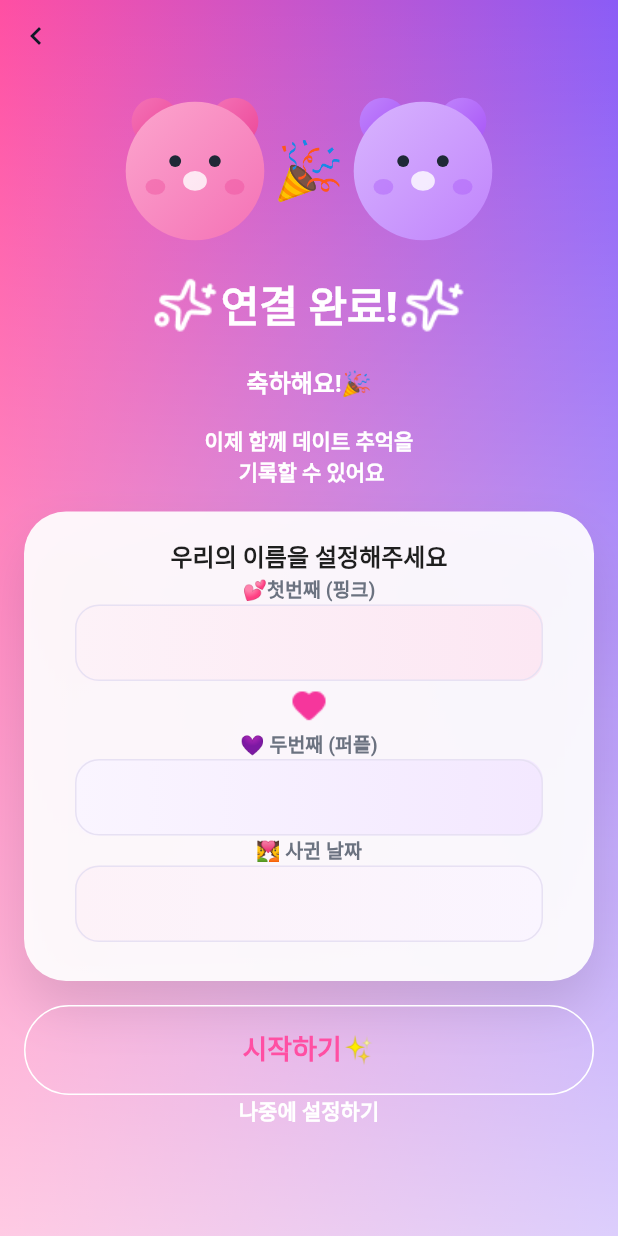
After one commit to JIKYUNGHEE/Deco, a Flutter app: the CompleteCoupleScreen screen opened by its route, on a phone screen of 412 x 824 dp. The commit adds this screen. Run offline on Flutter 3.47's test engine with Material 3 defaults, Android fonts, the light colour scheme and no system bars; our stand-ins replace firebase_core, flutter_svg, go_router; accounts and stored records are empty; generated files the repository leaves out were written again; Roboto replaces fonts that are missing (Cafe24SsurroundAir).

Commit message:
feat: 커플 연결 완료 ui 완성 chore: auth 관련 ui 폴더 밑으로 위치 변경

```diff
--- a/lib/routing/router.dart
+++ b/lib/routing/router.dart
@@ -1,12 +1,11 @@
-import 'package:deco/auth/email_verify_screen.dart';
-import 'package:deco/auth/signup_screen.dart';
 import 'package:deco/config/app_state.dart';
 import 'package:deco/ui/calendar/calendar_screen.dart';
+import 'package:deco/ui/connect/complete_couple_screen.dart';
 import 'package:deco/ui/connect/couple_connect_screen.dart';
 import 'package:deco/ui/connect/create_couple_room_screen.dart';
 import 'package:deco/ui/core/ui/frame_page.dart';
 import 'package:deco/ui/debug/theme_preview_page.dart';
-import 'package:deco/ui/enter_invitation_code_screen.dart';
+import 'package:deco/ui/connect/enter_invitation_code_screen.dart';
 import 'package:deco/ui/home/home_screen.dart';
 import 'package:deco/ui/login/login_screen.dart';
 import 'package:deco/ui/mypage/mypage_screen.dart';
@@ -15,6 +14,8 @@ import 'package:deco/ui/terms/terms_agree_screen.dart';
 import 'package:flutter/material.dart';
 import 'package:go_router/go_router.dart';
 
+import '../ui/auth/email_verify_screen.dart';
+import '../ui/auth/signup_screen.dart';
 import '../ui/course/list/course_screen.dart';
 
 final GlobalKey<NavigatorState> _rootNavigatorKey = GlobalKey<NavigatorState>(
@@ -84,6 +85,7 @@ GoRouter createRouter(AppState appState) {
       GoRoute(path: '/connect', builder: (context, state) => CoupleConnectScreen()),
       GoRoute(path: '/create-room', builder: (context, state) => CreateCoupleRoomScreen()),
       GoRoute(path: '/enter-code', builder: (context, state) => EnterInvitationCodeScreen()),
+      GoRoute(path: '/connect-complete', builder: (context, state) => CompleteCoupleScreen()),
       StatefulShellRoute.indexedStack(
         parentNavigatorKey: _rootNavigatorKey,
         builder: (context, state, navigationShell) {
--- a/lib/auth/bear_in_love_illustration.dart
+++ b/lib/ui/auth/bear_in_love_illustration.dart
@@ -1,7 +1,8 @@
 import 'package:flutter/material.dart';
 import 'package:flutter_svg/flutter_svg.dart';
 
-import '../ui/core/themes/app_colors.dart';
+import '../core/themes/app_colors.dart';
+
 
 class BearInLoveIllustration extends StatefulWidget {
   const BearInLoveIllustration({super.key});
--- a/lib/auth/email_verify_screen.dart
+++ b/lib/ui/auth/email_verify_screen.dart
@@ -1,8 +1,10 @@
 import 'package:flutter/material.dart';
 import 'package:go_router/go_router.dart';
 
-import '../ui/core/themes/deco_theme_extension.dart';
-import '../ui/core/widgets/deco_primary_button.dart';
+import '../core/themes/deco_theme_extension.dart';
+import '../core/widgets/deco_card.dart';
+import '../core/widgets/deco_primary_button.dart';
+
 
 class EmailVerifyScreen extends StatelessWidget {
   final String email; // 회원가입에서 전달
@@ -41,7 +43,7 @@ class EmailVerifyScreen extends StatelessWidget {
             child: Center(
               child: Padding(
                 padding: const EdgeInsets.symmetric(horizontal: 20),
-                child: _Card(
+                child: DecoCard(
                   child: Column(
                     mainAxisSize: MainAxisSize.min,
                     children: [
@@ -152,32 +154,6 @@ class EmailVerifyScreen extends StatelessWidget {
           ),
         ],
       ),
-    );
-  }
-}
-
-class _Card extends StatelessWidget {
-  final Widget child;
-  const _Card({required this.child});
-
-  @override
-  Widget build(BuildContext context) {
-    return Container(
-      width: double.infinity,
-      constraints: const BoxConstraints(maxWidth: 380),
-      padding: const EdgeInsets.fromLTRB(18, 10, 18, 18),
-      decoration: BoxDecoration(
-        color: Colors.white.withOpacity(0.92),
-        borderRadius: BorderRadius.circular(28),
-        boxShadow: const [
-          BoxShadow(
-            blurRadius: 28,
-            offset: Offset(0, 18),
-            color: Color(0x1A000000),
-          ),
-        ],
-      ),
-      child: child,
     );
   }
 }
--- a/lib/auth/signup_screen.dart
+++ b/lib/ui/auth/signup_screen.dart
@@ -1,9 +1,10 @@
 import 'package:flutter/material.dart';
 import 'package:go_router/go_router.dart';
 
-import '../ui/core/themes/deco_theme_extension.dart';
-import '../ui/core/widgets/deco_primary_button.dart';
-import '../ui/core/widgets/deco_text_field.dart';
+import '../core/themes/deco_theme_extension.dart';
+import '../core/widgets/deco_card.dart';
+import '../core/widgets/deco_primary_button.dart';
+import '../core/widgets/deco_text_field.dart';
 import 'bear_in_love_illustration.dart';
 
 class SignupScreen extends StatefulWidget {
@@ -65,7 +66,7 @@ class _SignupScreenState extends State<SignupScreen> {
                   padding: EdgeInsets.fromLTRB(20, 20, 20, 20 + bottomInset),
                   keyboardDismissBehavior: ScrollViewKeyboardDismissBehavior.onDrag,
                   child: ConstrainedBox(constraints: BoxConstraints(minHeight: constraints.maxHeight - 40),child: Center(
-                    child: _SignupCard(
+                    child: DecoCard(
                       child: Column(
                         mainAxisSize: MainAxisSize.min,
                         children: [
@@ -229,33 +230,6 @@ class _SignupScreenState extends State<SignupScreen> {
   }
 }
 
-class _SignupCard extends StatelessWidget {
-  final Widget child;
-
-  const _SignupCard({required this.child});
-
-  @override
-  Widget build(BuildContext context) {
-    return Container(
-      width: double.infinity,
-      constraints: const BoxConstraints(maxWidth: 380),
-      padding: const EdgeInsets.fromLTRB(18, 10, 18, 18),
-      decoration: BoxDecoration(
-        color: Colors.white.withOpacity(0.92),
-        borderRadius: BorderRadius.circular(28),
-        boxShadow: const [
-          BoxShadow(
-            blurRadius: 28,
-            offset: Offset(0, 18),
-            color: Color(0x1A000000),
-          ),
-        ],
-      ),
-      child: child,
-    );
-  }
-}
-
 class _Label extends StatelessWidget {
   final String text;
 
--- /dev/null
+++ b/lib/ui/connect/complete_couple_screen.dart
@@ -0,0 +1,294 @@
+import 'package:deco/ui/core/themes/app_colors.dart';
+import 'package:deco/ui/core/widgets/deco_card.dart';
+import 'package:deco/ui/core/widgets/deco_outlined_button.dart';
+import 'package:deco/ui/core/widgets/deco_text_field.dart';
+import 'package:flutter/material.dart';
+import 'package:flutter_svg/svg.dart';
+import 'package:go_router/go_router.dart';
+
+import '../core/themes/deco_theme_extension.dart';
+
+class CompleteCoupleScreen extends StatelessWidget {
+  const CompleteCoupleScreen({super.key});
+
+  @override
+  Widget build(BuildContext context) {
+    final decoTheme = Theme.of(context).extension<DecoThemeExtension>()!;
+
+    return Scaffold(
+      body: Stack(
+        children: [
+          Positioned.fill(
+            child: Container(
+              decoration: BoxDecoration(gradient: decoTheme.primaryGradient),
+            ),
+          ),
+          Positioned.fill(
+            child: Container(
+              decoration: const BoxDecoration(
+                gradient: LinearGradient(
+                  begin: Alignment.topCenter,
+                  end: Alignment.bottomCenter,
+                  colors: [Color(0x00FFFFFF), Color(0xB3FFFFFF)],
+                ),
+              ),
+            ),
+          ),
+
+          SafeArea(
+            child: Column(
+              mainAxisAlignment: MainAxisAlignment.start,
+              children: [
+                Row(
+                  children: [
+                    IconButton(
+                      onPressed: () => context.pop(),
+                      icon: Icon(
+                        Icons.chevron_left,
+                        color: decoTheme.textPrimary,
+                      ),
+                    ),
+                  ],
+                ),
+
+                _CoupleIllustCard(),
+
+                Row(
+                  mainAxisAlignment: MainAxisAlignment.center,
+                  children: [
+                    Image.asset('assets/images/glitter.png', fit: BoxFit.cover),
+                    Text(
+                      '연결 완료!',
+                      style: TextStyle(
+                        color: AppColors.surface,
+                        fontSize: 28,
+                        fontWeight: FontWeight.w900,
+                      ),
+                    ),
+                    Image.asset('assets/images/glitter.png', fit: BoxFit.cover),
+                  ],
+                ),
+                SizedBox(height: 16),
+                Text(
+                  '축하해요!🎉',
+                  style: TextStyle(color: AppColors.surface, fontSize: 16),
+                ),
+                SizedBox(height: 16),
+                Text(
+                  '이제 함께 데이트 추억을\n 기록할 수 있어요',
+                  textAlign: TextAlign.center,
+                  style: TextStyle(color: AppColors.surface, fontSize: 14),
+                ),
+                SizedBox(height: 16),
+
+                Padding(
+                  padding: EdgeInsetsGeometry.symmetric(horizontal: 16),
+                  child: Column(
+                    children: [
+                      DecoCard(
+                        child: Column(
+                          children: [
+                            SizedBox(height: 8),
+                            Text(
+                              '우리의 이름을 설정해주세요',
+                              style: TextStyle(
+                                fontWeight: FontWeight.w900,
+                                fontSize: 16,
+                              ),
+                            ),
+                            Padding(
+                              padding: EdgeInsetsGeometry.symmetric(
+                                horizontal: 16,
+                              ),
+                              child: Column(
+                                children: [
+                                  Text(
+                                    '💕첫번째 (핑크)',
+                                    style: TextStyle(
+                                      fontSize: 13,
+                                      color: decoTheme.textSecondary,
+                                    ),
+                                  ),
+                                  Container(
+                                    decoration: BoxDecoration(
+                                      gradient: LinearGradient(
+                                        colors: [
+                                          Color(0xFFfdf2f8),
+                                          Color(0xFFFCE7F3),
+                                        ],
+                                        begin: Alignment.centerLeft,
+                                        end: Alignment.centerRight,
+                                      ),
+                                      borderRadius: BorderRadius.circular(14),
+                                    ),
+                                    child: TextField(
+                                      decoration: InputDecoration(
+                                        filled: true,
+                                        fillColor: Colors.transparent,
+                                      ),
+                                    ),
+                                  ),
+                                  SizedBox(height: 4),
+                                  Image.asset('assets/images/heart.png'),
+                                  SizedBox(height: 4),
+                                  Text(
+                                    '💜 두번째 (퍼플)',
+                                    style: TextStyle(
+                                      fontSize: 13,
+                                      color: decoTheme.textSecondary,
+                                    ),
+                                  ),
+                                  Container(
+                                    decoration: BoxDecoration(
+                                      gradient: LinearGradient(
+                                        colors: [
+                                          Color(0xFFFAF5FF),
+                                          Color(0xFFF3E8FF),
+                                        ],
+                                        begin: Alignment.centerLeft,
+                                        end: Alignment.centerRight,
+                                      ),
+                                      borderRadius: BorderRadius.circular(14),
+                                    ),
+                                    child: TextField(
+                                      decoration: InputDecoration(
+                                        filled: true,
+                                        fillColor: Colors.transparent,
+                                      ),
+                                    ),
+                                  ),
+                                  Text(
+                                    '💑 사귄 날짜',
+                                    style: TextStyle(
+                                      fontSize: 13,
+                                      color: decoTheme.textSecondary,
+                                    ),
+                                  ),
+                                  Container(
+                                    decoration: BoxDecoration(
+                                      gradient: LinearGradient(
+                                        colors: [
+                                          Color(0xFFFDF2F8),
+                                          Color(0xFFFAF5FF),
+                                        ],
+                                        begin: Alignment.centerLeft,
+                                        end: Alignment.centerRight,
+                                      ),
+                                      borderRadius: BorderRadius.circular(14),
+                                    ),
+                                    child: TextField(
+                                      decoration: InputDecoration(
+                                        filled: true,
+                                        fillColor: Colors.transparent,
+                                      ),
+                                    ),
+                                  ),
+                                  SizedBox(height: 8),
+                                ],
+                              ),
+                            ),
+                          ],
+                        ),
+                      ),
+
+                      SizedBox(height: 16),
+                      SizedBox(
+                        width: double.infinity,
+                        child: OutlinedButton(
+                          onPressed: () {
+                            context.go('/home');
+                          },
+                          style: OutlinedButton.styleFrom(
+                            side: const BorderSide(color: AppColors.surface),
+                            minimumSize: Size.fromHeight(60),
+                          ),
+                          child: Text(
+                            '시작하기✨',
+                            style: TextStyle(
+                              fontWeight: FontWeight.w900,
+                              fontSize: 18,
+                            ),
+                          ),
+                        ),
+                      ),
+
+                      Text(
+                        '나중에 설정하기',
+                        style: TextStyle(
+                          color: AppColors.surface,
+                          fontSize: 14,
+                        ),
+                      ),
+                    ],
+                  ),
+                ),
+              ],
+            ),
+          ),
+        ],
+      ),
+    );
+  }
+}
+
+class _CoupleIllustCard extends StatefulWidget {
+  const _CoupleIllustCard();
+
+  @override
+  State<StatefulWidget> createState() => _CoupleIllustCardState();
+}
+
+class _CoupleIllustCardState extends State<_CoupleIllustCard>
+    with SingleTickerProviderStateMixin {
+  late final AnimationController _controller;
+
+  @override
+  void initState() {
+    super.initState();
+    _controller = AnimationController(
+      vsync: this,
+      duration: const Duration(milliseconds: 900),
+    )..repeat(reverse: true);
+  }
+
+  @override
+  void dispose() {
+    _controller.dispose();
+    super.dispose();
+  }
+
+  @override
+  Widget build(BuildContext context) {
+    return SizedBox(
+      child: Stack(
+        alignment: Alignment.center,
+        children: [
+          Row(
+            mainAxisAlignment: MainAxisAlignment.center,
+            children: [
+              SvgPicture.asset(
+                'assets/illustrations/pink-bear.svg',
+                width: 132,
+              ),
+              const SizedBox(width: 20),
+              SvgPicture.asset(
+                'assets/illustrations/purple-bear.svg',
+                width: 132,
+              ),
+            ],
+          ),
+
+          Positioned(
+            child: ScaleTransition(
+              scale: Tween(
+                begin: 0.85,
+                end: 1.1,
+              ).chain(CurveTween(curve: Curves.easeOut)).animate(_controller),
+              child: Text('🎉', style: TextStyle(fontSize: 42)),
+            ),
+          ),
+        ],
+      ),
+    );
+  }
+}
--- a/lib/ui/connect/couple_connect_screen.dart
+++ b/lib/ui/connect/couple_connect_screen.dart
@@ -147,8 +147,11 @@ class _CoupleIllustCard extends StatelessWidget {
           Row(
             mainAxisAlignment: MainAxisAlignment.spaceBetween,
             children: [
+              // SvgPicture.asset('assets/images/pink-bear.svg', width: 92),
               SvgPicture.asset('assets/illustrations/pink-bear.svg', width: 92),
-              Column(
+              Stack(
+                alignment: Alignment.center,
+
                 children: [
                   const SizedBox(height: 22),
                   Icon(
@@ -157,7 +160,6 @@ class _CoupleIllustCard extends StatelessWidget {
                     size: 18,
                   ),
                   Container(
-                    margin: const EdgeInsets.only(top: 6),
                     width: 42,
                     height: 2,
                     decoration: BoxDecoration(
--- a/lib/ui/enter_invitation_code_screen.dart
+++ b/lib/ui/connect/enter_invitation_code_screen.dart
@@ -4,9 +4,9 @@ import 'package:flutter/material.dart';
 import 'package:flutter_svg/svg.dart';
 import 'package:go_router/go_router.dart';
 
-import 'connect/widgets/couple_code_input_field.dart';
-import 'core/themes/app_colors.dart';
-import 'core/themes/deco_theme_extension.dart';
+import 'widgets/couple_code_input_field.dart';
+import '../core/themes/app_colors.dart';
+import '../core/themes/deco_theme_extension.dart';
 
 class EnterInvitationCodeScreen extends StatefulWidget {
   const EnterInvitationCodeScreen({super.key});
@@ -110,7 +110,9 @@ class _EnterInvitationCodeScreenState extends State<EnterInvitationCodeScreen> {
                                 ),
                               ),
                             )
-                          : DecoPrimaryButton(label: '연결하기', onPressed: () {}, radius: 60, height: 58,),
+                          : DecoPrimaryButton(label: '연결하기', onPressed: () {
+                            context.go('/connect-complete');
+                      }, radius: 60, height: 58,),
                     ),
                   ],
                 ),
--- /dev/null
+++ b/lib/ui/core/widgets/deco_card.dart
@@ -0,0 +1,27 @@
+import 'package:flutter/material.dart';
+
+class DecoCard extends StatelessWidget {
+  final Widget child;
+  const DecoCard({required this.child});
+
+  @override
+  Widget build(BuildContext context) {
+    return Container(
+      width: double.infinity,
+      constraints: const BoxConstraints(maxWidth: 380),
+      padding: const EdgeInsets.fromLTRB(18, 10, 18, 18),
+      decoration: BoxDecoration(
+        color: Colors.white.withOpacity(0.92),
+        borderRadius: BorderRadius.circular(28),
+        boxShadow: const [
+          BoxShadow(
+            blurRadius: 28,
+            offset: Offset(0, 18),
+            color: Color(0x1A000000),
+          ),
+        ],
+      ),
+      child: child,
+    );
+  }
+}
--- a/lib/ui/login/login_screen.dart
+++ b/lib/ui/login/login_screen.dart
@@ -1,7 +1,7 @@
 import 'package:flutter/material.dart';
 import 'package:go_router/go_router.dart';
 
-import '../../auth/bear_in_love_illustration.dart';
+import '../auth/bear_in_love_illustration.dart';
 import '../core/themes/deco_theme_extension.dart';
 import '../core/widgets/deco_primary_button.dart';
 import '../core/widgets/deco_outlined_button.dart';
--- a/lib/ui/terms/terms_agree_screen.dart
+++ b/lib/ui/terms/terms_agree_screen.dart
@@ -1,3 +1,4 @@
+import 'package:deco/ui/core/widgets/deco_card.dart';
 import 'package:flutter/material.dart';
 import 'package:go_router/go_router.dart';
 import 'package:url_launcher/url_launcher.dart';
@@ -81,7 +82,7 @@ class _TermsAgreeScreenState extends State<TermsAgreeScreen> {
                 Center(
                   child: Padding(
                     padding: const EdgeInsets.symmetric(horizontal: 20),
-                    child: _Card(
+                    child: DecoCard(
                       child: Column(
                         mainAxisSize: MainAxisSize.min,
                         children: [
@@ -189,32 +190,6 @@ class _TermsAgreeScreenState extends State<TermsAgreeScreen> {
           ),
         ],
       ),
-    );
-  }
-}
-
-class _Card extends StatelessWidget {
-  final Widget child;
-
-  const _Card({required this.child});
-
-  @override
-  Widget build(BuildContext context) {
-    return Container(
-      width: double.infinity,
-      padding: const EdgeInsets.fromLTRB(20, 22, 20, 22),
-      decoration: BoxDecoration(
-        color: Colors.white.withOpacity(0.92),
-        borderRadius: BorderRadius.circular(28),
-        boxShadow: const [
-          BoxShadow(
-            blurRadius: 28,
-            offset: Offset(0, 18),
-            color: Color(0x1A000000),
-          ),
-        ],
-      ),
-      child: child,
     );
   }
 }
--- a/pubspec.yaml
+++ b/pubspec.yaml
@@ -67,6 +67,7 @@ flutter:
   assets:
     - assets/fonts/
     - assets/illustrations/
+    - assets/images/
   #   - images/a_dot_burr.jpeg
   #   - images/a_dot_ham.jpeg
 
```
Also changed, not shown: assets/images/glitter.png (added), assets/images/heart.png (added), assets/images/pink-bear.svg (added), assets/images/purple-bear.svg (added).
